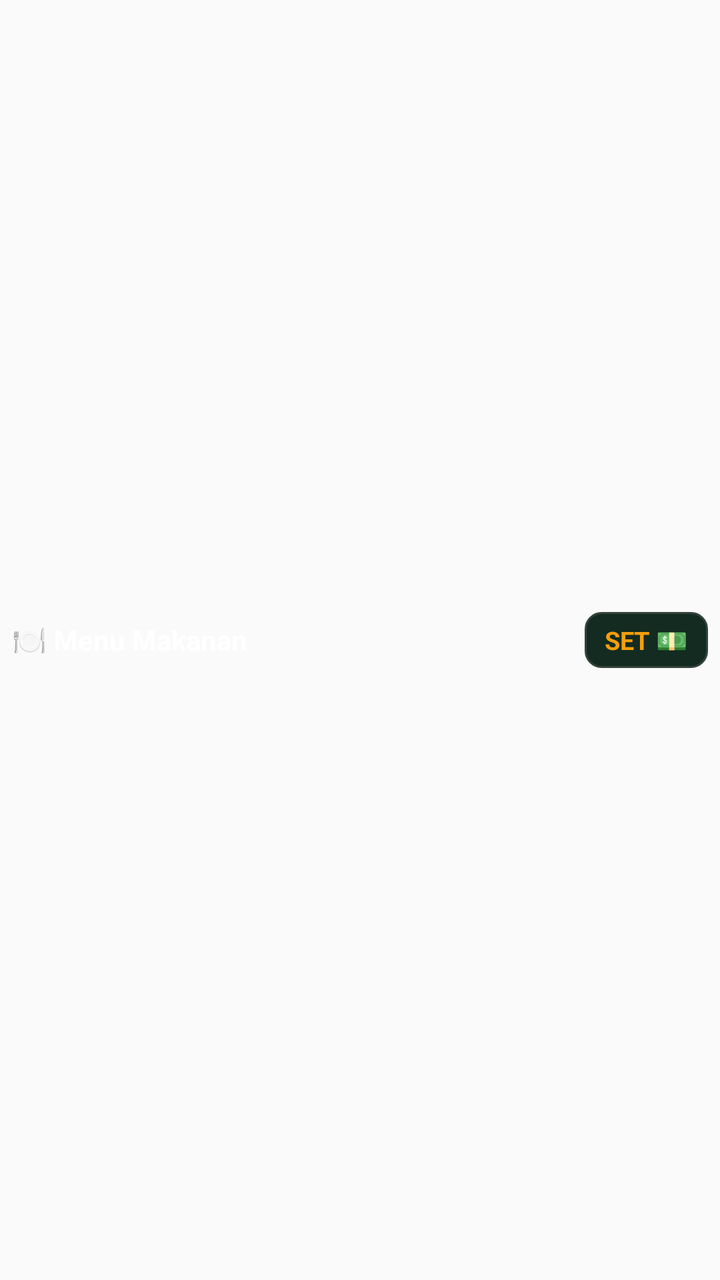
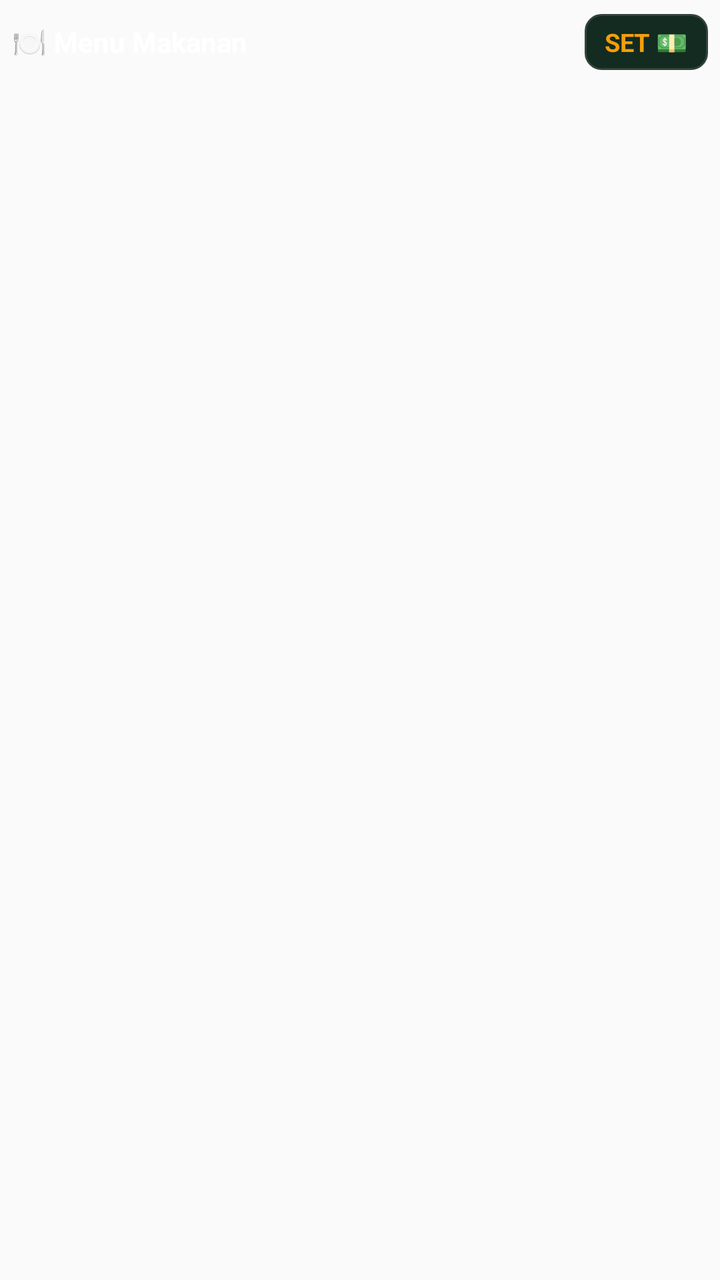

Compare the two renders of this Android layout. The source of the first and the diff that turns it into the second are given below.
<!-- AndroidManifest.xml: application theme AppTheme -->
<!-- res/layout/widget_pricing_order_item.xml -->
<?xml version="1.0" encoding="utf-8"?>
<LinearLayout xmlns:android="http://schemas.android.com/apk/res/android"
    android:id="@+id/pricing_item_root"
    android:layout_width="match_parent"
    android:layout_height="wrap_content"
    android:orientation="horizontal"
    android:gravity="center_vertical"
    android:paddingStart="6dp"
    android:paddingEnd="6dp"
    android:paddingTop="16dp"
    android:paddingBottom="16dp"
    android:background="@android:color/transparent">

    
    <TextView
        android:id="@+id/pricing_item_menu"
        android:layout_width="0dp"
        android:layout_height="wrap_content"
        android:layout_weight="1"
        android:textColor="@color/widget_primary_text"
        android:textSize="14sp"
        android:textStyle="bold"
        android:singleLine="true"
        android:ellipsize="end"
        android:text="🍽️ Menu Makanan" />

    <TextView
        android:id="@+id/pricing_item_action_btn"
        android:layout_width="wrap_content"
        android:layout_height="28dp"
        android:gravity="center"
        android:background="@drawable/widget_badge_background"
        android:textColor="@color/widget_title_text"
        android:textSize="12.5sp"
        android:textStyle="bold"
        android:paddingStart="10dp"
        android:paddingEnd="10dp"
        android:text="SET 💵"
        android:layout_marginStart="8dp" />

    
    <TextView
        android:id="@+id/pricing_item_date_badge"
        android:layout_width="0dp"
        android:layout_height="0dp"
        android:visibility="gone" />
    <TextView
        android:id="@+id/pricing_item_pax"
        android:layout_width="0dp"
        android:layout_height="0dp"
        android:visibility="gone" />
    <TextView
        android:id="@+id/pricing_item_company"
        android:layout_width="0dp"
        android:layout_height="0dp"
        android:visibility="gone" />
    <TextView
        android:id="@+id/pricing_item_location"
        android:layout_width="0dp"
        android:layout_height="0dp"
        android:visibility="gone" />
    <TextView
        android:id="@+id/pricing_item_meals"
        android:layout_width="0dp"
        android:layout_height="0dp"
        android:visibility="gone" />

</LinearLayout>
<!-- resources referenced by this layout -->
<resources>
  <color name="widget_primary_text">#FFFFFF</color>
  <color name="widget_title_text">#F59E0B</color>
  <!-- drawable widget_badge_background (drawable) -->
  <?xml version="1.0" encoding="utf-8"?>
  <shape xmlns:android="http://schemas.android.com/apk/res/android"
      android:shape="rectangle">
      <solid android:color="@color/widget_badge_bg" />
      <corners android:radius="8dp" />
      <stroke
          android:width="1dp"
          android:color="@color/widget_card_stroke" />
  </shape>
  <style name="AppTheme" parent="Theme.AppCompat.Light.DarkActionBar">
          
          <item name="colorPrimary">@color/colorPrimary</item>
          <item name="colorPrimaryDark">@color/colorPrimaryDark</item>
          <item name="colorAccent">@color/colorAccent</item>
      </style>
  <color name="widget_badge_bg">#132B20</color>
  <color name="widget_card_stroke">#33433B</color>
  <color name="colorPrimary">#1A1816</color>
  <color name="colorPrimaryDark">#2D2520</color>
  <color name="colorAccent">#D4A853</color>
</resources>

<!-- the commit's change to res/layout/widget_pricing_order_item.xml (unified diff, before → after) -->
@@ -3,40 +3,55 @@
     android:id="@+id/pricing_item_root"
     android:layout_width="match_parent"
     android:layout_height="wrap_content"
-    android:orientation="horizontal"
-    android:gravity="center_vertical"
-    android:paddingStart="6dp"
-    android:paddingEnd="6dp"
-    android:paddingTop="16dp"
-    android:paddingBottom="16dp"
+    android:orientation="vertical"
     android:background="@android:color/transparent">
 
+    <LinearLayout
+        android:layout_width="match_parent"
+        android:layout_height="wrap_content"
+        android:orientation="horizontal"
+        android:gravity="center_vertical"
+        android:paddingStart="6dp"
+        android:paddingEnd="6dp"
+        android:paddingTop="7dp"
+        android:paddingBottom="7dp">
+
+        
+        <TextView
+            android:id="@+id/pricing_item_menu"
+            android:layout_width="0dp"
+            android:layout_height="wrap_content"
+            android:layout_weight="1"
+            android:textColor="@color/widget_primary_text"
+            android:textSize="14sp"
+            android:textStyle="bold"
+            android:singleLine="true"
+            android:ellipsize="end"
+            android:text="🍽️ Menu Makanan" />
+
+        <TextView
+            android:id="@+id/pricing_item_action_btn"
+            android:layout_width="wrap_content"
+            android:layout_height="28dp"
+            android:gravity="center"
+            android:background="@drawable/widget_badge_background"
+            android:textColor="@color/widget_title_text"
+            android:textSize="12.5sp"
+            android:textStyle="bold"
+            android:paddingStart="10dp"
+            android:paddingEnd="10dp"
+            android:text="SET 💵"
+            android:layout_marginStart="8dp" />
+    </LinearLayout>
+
     
-    <TextView
-        android:id="@+id/pricing_item_menu"
-        android:layout_width="0dp"
-        android:layout_height="wrap_content"
-        android:layout_weight="1"
-        android:textColor="@color/widget_primary_text"
-        android:textSize="14sp"
-        android:textStyle="bold"
-        android:singleLine="true"
-        android:ellipsize="end"
-        android:text="🍽️ Menu Makanan" />
-
-    <TextView
-        android:id="@+id/pricing_item_action_btn"
-        android:layout_width="wrap_content"
-        android:layout_height="28dp"
-        android:gravity="center"
-        android:background="@drawable/widget_badge_background"
-        android:textColor="@color/widget_title_text"
-        android:textSize="12.5sp"
-        android:textStyle="bold"
-        android:paddingStart="10dp"
-        android:paddingEnd="10dp"
-        android:text="SET 💵"
-        android:layout_marginStart="8dp" />
+    <View
+        android:id="@+id/pricing_item_divider"
+        android:layout_width="match_parent"
+        android:layout_height="1dp"
+        android:layout_marginStart="4dp"
+        android:layout_marginEnd="4dp"
+        android:background="#33FFFFFF" />
 
     
     <TextView
